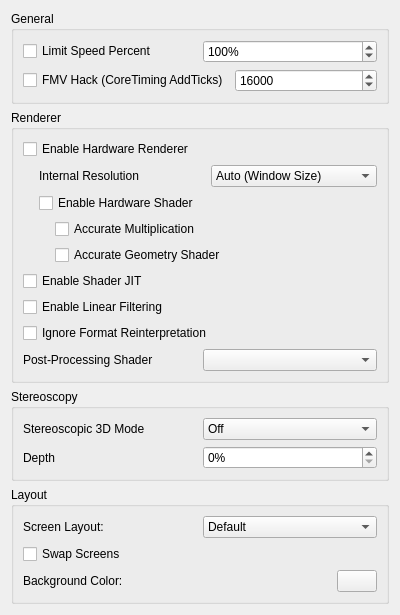
Qt form src/citra_qt/configuration/configure_graphics.ui (akashanotenshi/rusty) before a commit.
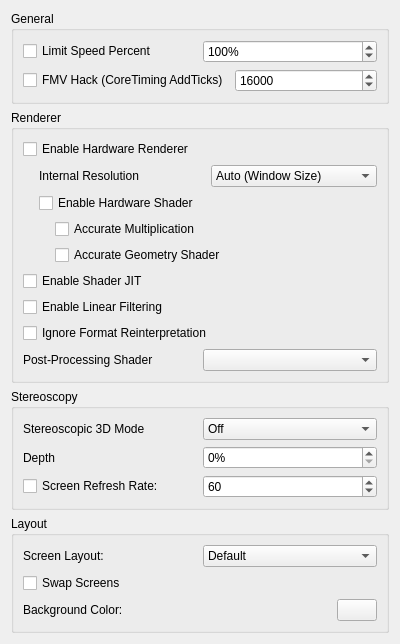
The same form after that commit.

Commit message: valentinvanelslande's screen refresh rate setting

```diff
--- a/src/citra_qt/configuration/configure_graphics.ui
+++ b/src/citra_qt/configuration/configure_graphics.ui
@@ -330,6 +330,30 @@
         </item>
        </layout>
       </item>
+      <item>
+        <layout class="QHBoxLayout" name="horizontalLayout_9">
+         <item>
+          <widget class="QCheckBox" name="custom_refresh_rate">
+           <property name="text">
+            <string>Screen Refresh Rate:</string>
+           </property>
+          </widget>
+         </item>
+         <item>
+          <widget class="QSpinBox" name="screen_refresh_rate">
+           <property name="minimum">
+            <number>1</number>
+           </property>
+           <property name="maximum">
+            <number>999</number>
+           </property>
+           <property name="value">
+            <number>60</number>
+           </property>
+          </widget>
+         </item>
+        </layout>
+       </item>
      </layout>
     </widget>
    </item>
```
The commit also changes 4 other files.
